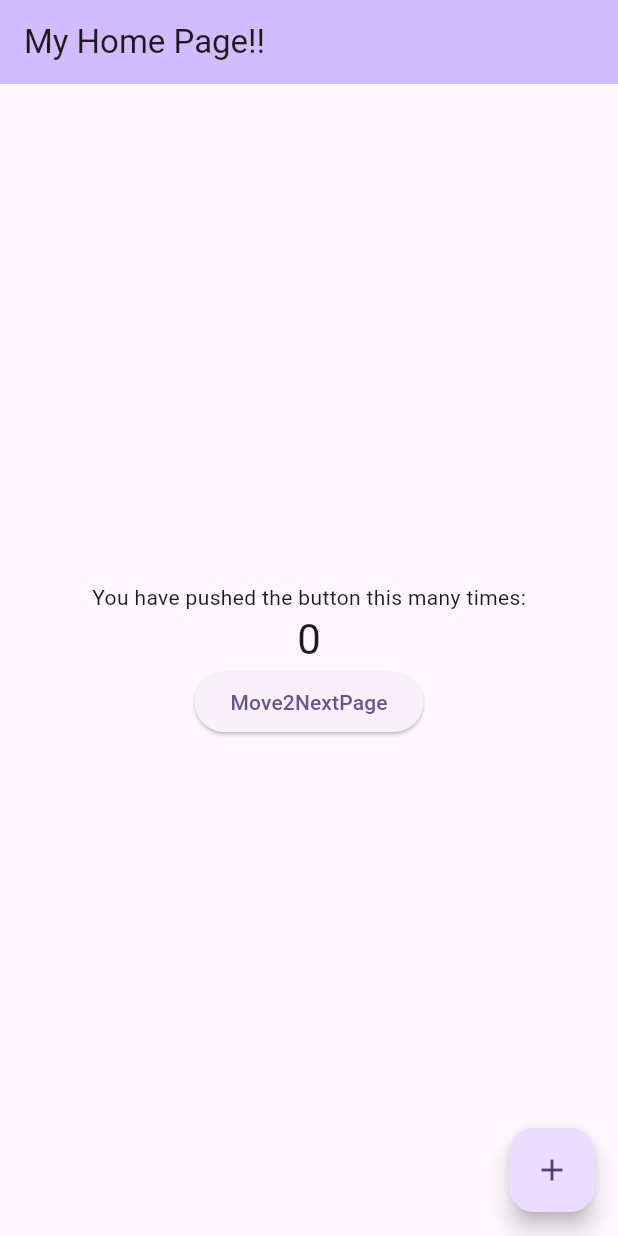
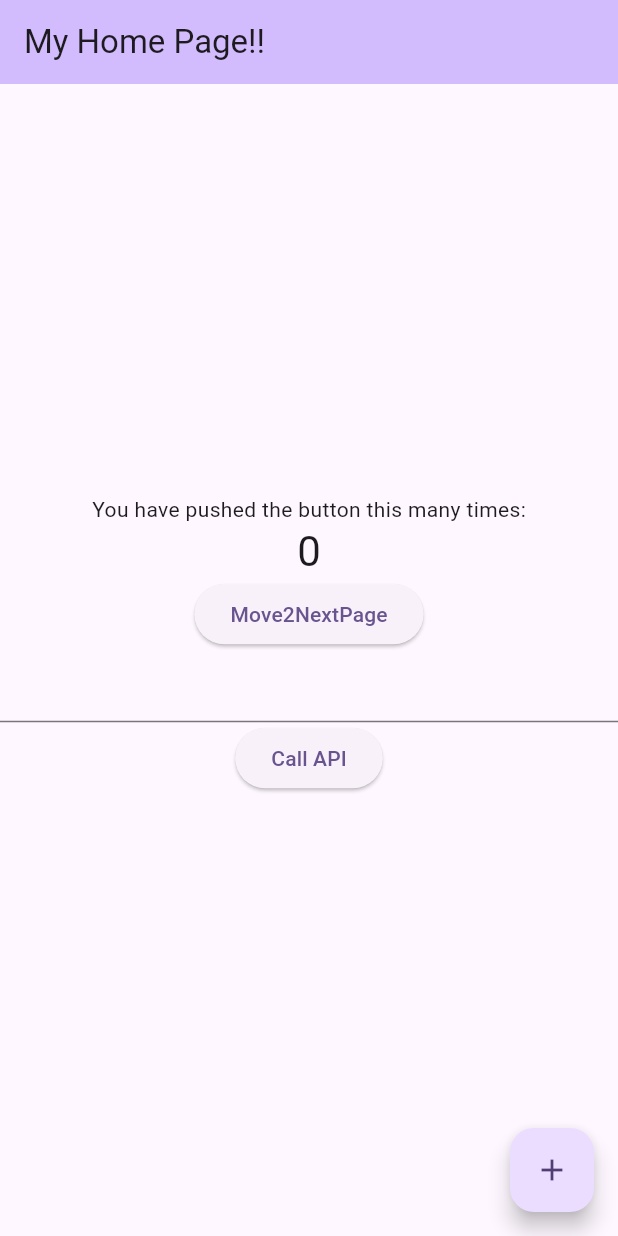
Before and after one commit to hidepy/flutter_application_initial_set, a Flutter app: the screen it shows after launch, on a phone screen of 412 x 824 dp. Run offline on Flutter 3.47's test engine with Material 3 defaults, Android fonts, the phone set to English and light mode, and no system bars; our stand-ins replace flutter_hooks, flutter_riverpod, freezed_annotation, go_router, hooks_riverpod.

```diff
--- a/express_server/package.json
+++ b/express_server/package.json
@@ -9,6 +9,7 @@
   "license": "ISC",
   "description": "",
   "dependencies": {
+    "cors": "^2.8.5",
     "express": "^4.21.1"
   }
 }
--- /dev/null
+++ b/lib/feature/my_home_page/model/users_response.dart
@@ -0,0 +1,13 @@
+import 'package:flutter_application_1/feature/my_home_page/model/users_response_item.dart';
+import 'package:freezed_annotation/freezed_annotation.dart';
+
+part 'users_response.freezed.dart';
+part 'users_response.g.dart';
+
+@freezed
+class UsersResponse with _$UsersResponse {
+
+  factory UsersResponse(List<UsersResponseItem> data) = _UsersResponse;
+
+  factory UsersResponse.fromJson(Map<String, dynamic> json) => _$UsersResponseFromJson(json);
+}
--- /dev/null
+++ b/lib/feature/my_home_page/model/users_response_item.dart
@@ -0,0 +1,18 @@
+import 'package:freezed_annotation/freezed_annotation.dart';
+
+part 'users_response_item.freezed.dart';
+part 'users_response_item.g.dart';
+
+@freezed
+class UsersResponseItem with _$UsersResponseItem {
+
+  factory UsersResponseItem({
+    required String userId,
+    required String userName,
+    required String departmentCd,
+    required String departmentName,
+    required String age,
+  }) = _UsersResponseItem;
+
+  factory UsersResponseItem.fromJson(Map<String, dynamic> json) => _$UsersResponseItemFromJson(json);
+}
--- a/lib/feature/my_home_page/view/my_home_page.dart
+++ b/lib/feature/my_home_page/view/my_home_page.dart
@@ -1,7 +1,11 @@
-  import 'package:flutter/material.dart';
+  import 'dart:convert';
+
+import 'package:flutter/material.dart';
+import 'package:flutter_application_1/feature/my_home_page/model/users_response.dart';
   import 'package:hooks_riverpod/hooks_riverpod.dart';
   import 'package:flutter_hooks/flutter_hooks.dart';
   import 'package:go_router/go_router.dart';
+  import 'package:http/http.dart' as http;
 
   class MyHomePage extends HookConsumerWidget {
     const MyHomePage({super.key, required this.title});
@@ -11,6 +15,8 @@
     @override
     Widget build(BuildContext context, WidgetRef ref) {
       var _counter = useState(0);
+      var apiResponse = useState("");
+      var userIdQueryController = TextEditingController();
 
       return Scaffold(
         appBar: AppBar(
@@ -35,6 +41,46 @@
                 },
                 child: const Text('Move2NextPage'),
               ),
+              TextFormField(
+                controller: userIdQueryController,
+              ),
+              ElevatedButton(
+                onPressed: () async {
+                  apiResponse.value = 'loading...';
+
+                  final url = Uri.http('localhost:3000', '/users', userIdQueryController.text != '' ? { 'userId': '2' } : {});
+                  final response = await http.get(url);
+
+                  if (response.statusCode == 200) {
+
+                    // print(response.body);
+
+                    // final hoge = jsonDecode(response.body);
+                    // print(hoge);
+                    // final decoded = jsonDecode('{"data": "hoge" }');
+
+                    // print(decoded);
+
+                    // final decoded2 = jsonDecode('{"data": ${response.body} }');
+                    // print(decoded2);
+
+                    // print(UsersResponse.fromJson(decoded2));
+                    // final resUsers = UsersResponse.fromJson('data: ${jsonDecode(response.body)}}');
+                    // final resUsers = UsersResponse.fromJson();
+                    // print(resUsers);
+
+                    final resUsers = UsersResponse.fromJson(jsonDecode('{"data": ${response.body} }'));
+                    print(resUsers);
+                    // apiResponse.value = resUsers.data[0]?.userName ?? '';
+                    apiResponse.value = resUsers.data.map((v)=> '${v.userId}: ${v.userName}').join(',');
+                  }
+
+                  print('Response status: ${response.statusCode}');
+                  print('Response body: ${response.body}');
+                },
+                child: const Text('Call API'),
+              ),
+              Text('${apiResponse.value}'),
             ],
           ),
         ),
--- a/pubspec.yaml
+++ b/pubspec.yaml
@@ -41,6 +41,7 @@ dependencies:
   freezed_annotation: ^2.4.4
   json_annotation: ^4.9.0
   riverpod: ^2.6.1
+  http: ^1.2.2
 
 dev_dependencies:
   flutter_test:
```
Also changed, not shown: lib/feature/my_home_page/model/users_request.dart (added, +14 -0 lines), lib/feature/my_home_page/model/users_request.freezed.dart (added), lib/feature/my_home_page/model/users_request.g.dart (added), lib/feature/my_home_page/model/users_response.freezed.dart (added), lib/feature/my_home_page/model/users_response.g.dart (added), lib/feature/my_home_page/model/users_response_item.freezed.dart (added), lib/feature/my_home_page/model/users_response_item.g.dart (added), 1 other file.
